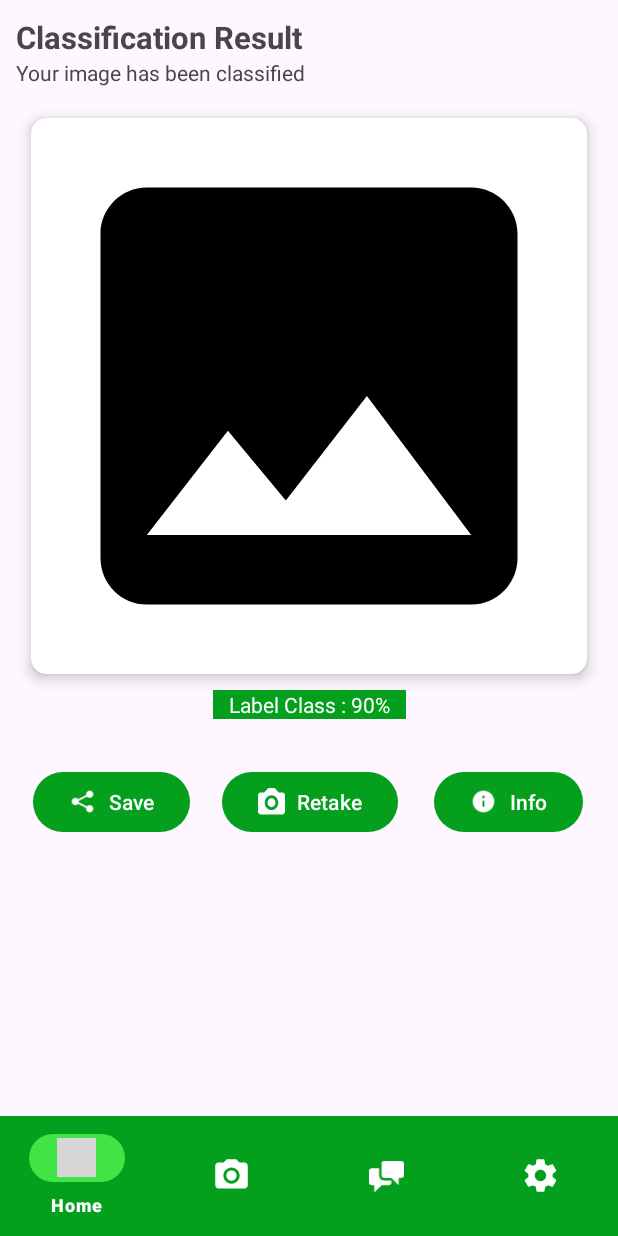
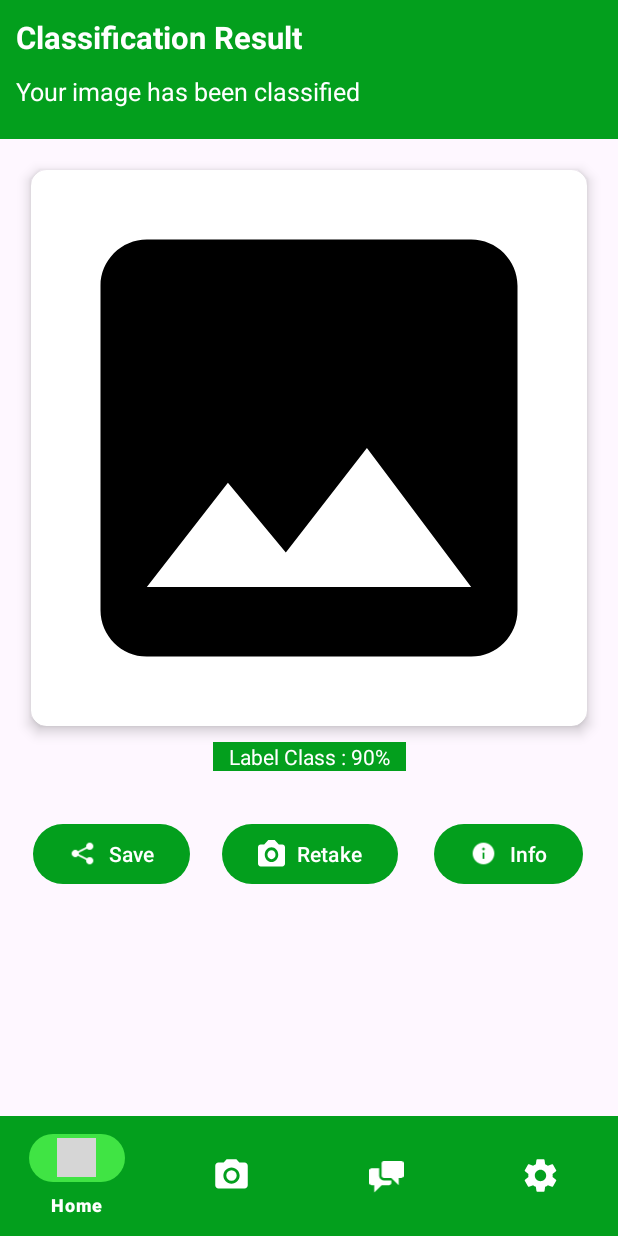
Before and after one commit to mrschwartx/CocoDiag, an Android app: the layout activity_classification_result.xml on its own in the app's theme, with its tools: preview values and no code run, on a phone screen of 412 x 824 dp. Run offline under Robolectric (Android 15) with nearby library versions, the phone set to English and light mode, and no system bars; network calls fail; grey boxes are pictures that could not be loaded.

Commit message:
feat(md/classification): modify  classification result layout

```diff
--- a/md/app/src/main/res/layout/activity_classification_result.xml
+++ b/md/app/src/main/res/layout/activity_classification_result.xml
@@ -7,9 +7,19 @@
     android:layout_height="match_parent"
     tools:context=".features.classification.ClassificationResultActivity">
 
+    <LinearLayout
+        android:id="@+id/toplayout"
+        android:layout_width="match_parent"
+        android:layout_height="wrap_content"
+        android:orientation="vertical"
+        app:layout_constraintTop_toTopOf="parent"
+        app:layout_constraintStart_toStartOf="parent"
+        app:layout_constraintEnd_toEndOf="parent"
+        android:background="@color/green">
+
         <TextView
             android:id="@+id/tv_sc_title"
-        android:layout_width="0dp"
+            android:layout_width="wrap_content"
             android:layout_height="wrap_content"
             android:layout_marginStart="@dimen/_8sdp"
             android:layout_marginTop="@dimen/_8sdp"
@@ -18,23 +28,20 @@
             android:text="@string/class_screen_title"
             android:textSize="@dimen/_16ssp"
             android:textStyle="bold"
-        app:layout_constraintBottom_toTopOf="@+id/tv_sc_subtitle"
-        app:layout_constraintEnd_toEndOf="parent"
-        app:layout_constraintStart_toStartOf="parent"
-        app:layout_constraintTop_toTopOf="parent" />
+            android:textColor="@color/white"/>
 
         <TextView
             android:id="@+id/tv_sc_subtitle"
-        android:layout_width="0dp"
+            android:layout_width="wrap_content"
             android:layout_height="wrap_content"
             android:layout_marginStart="@dimen/_8sdp"
             android:layout_marginEnd="@dimen/_8sdp"
             android:layout_marginBottom="@dimen/_16sdp"
             android:text="@string/class_screen_subtitle"
-        android:textSize="@dimen/_11ssp"
-        app:layout_constraintEnd_toEndOf="parent"
-        app:layout_constraintStart_toStartOf="parent"
-        app:layout_constraintTop_toBottomOf="@+id/tv_sc_title" />
+            android:textSize="@dimen/_13ssp"
+            android:textColor="@color/white"
+            />
+    </LinearLayout>
 
     <ScrollView
         android:layout_width="0dp"
@@ -42,7 +49,7 @@
         app:layout_constraintBottom_toTopOf="@id/bottom_navigation"
         app:layout_constraintEnd_toEndOf="parent"
         app:layout_constraintStart_toStartOf="parent"
-        app:layout_constraintTop_toBottomOf="@+id/tv_sc_subtitle">
+        app:layout_constraintTop_toBottomOf="@+id/toplayout">
 
         <androidx.constraintlayout.widget.ConstraintLayout
             android:layout_width="match_parent"
```
Lines whose indentation alone changed are shown as unchanged.
